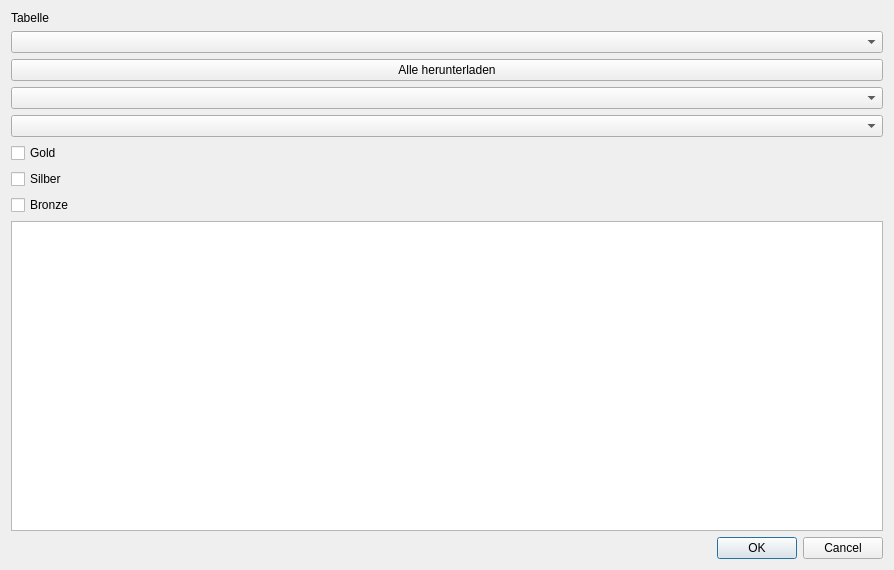
green-lion-racing/glr-database, file modifycompany.ui: the form before one commit.
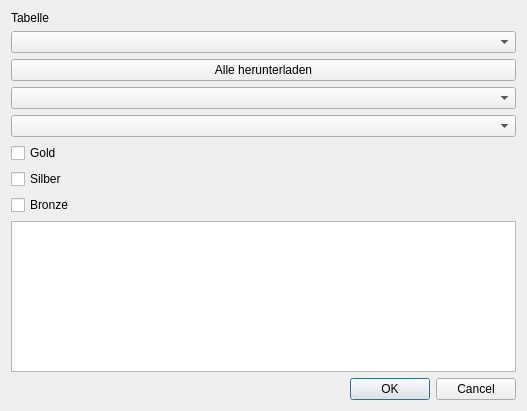
The form after the commit.

The edit to the form file:
```diff
--- a/modifycompany.ui
+++ b/modifycompany.ui
@@ -6,8 +6,8 @@
    <rect>
     <x>0</x>
     <y>0</y>
-    <width>894</width>
-    <height>570</height>
+    <width>527</width>
+    <height>411</height>
    </rect>
   </property>
   <property name="windowTitle">
```
